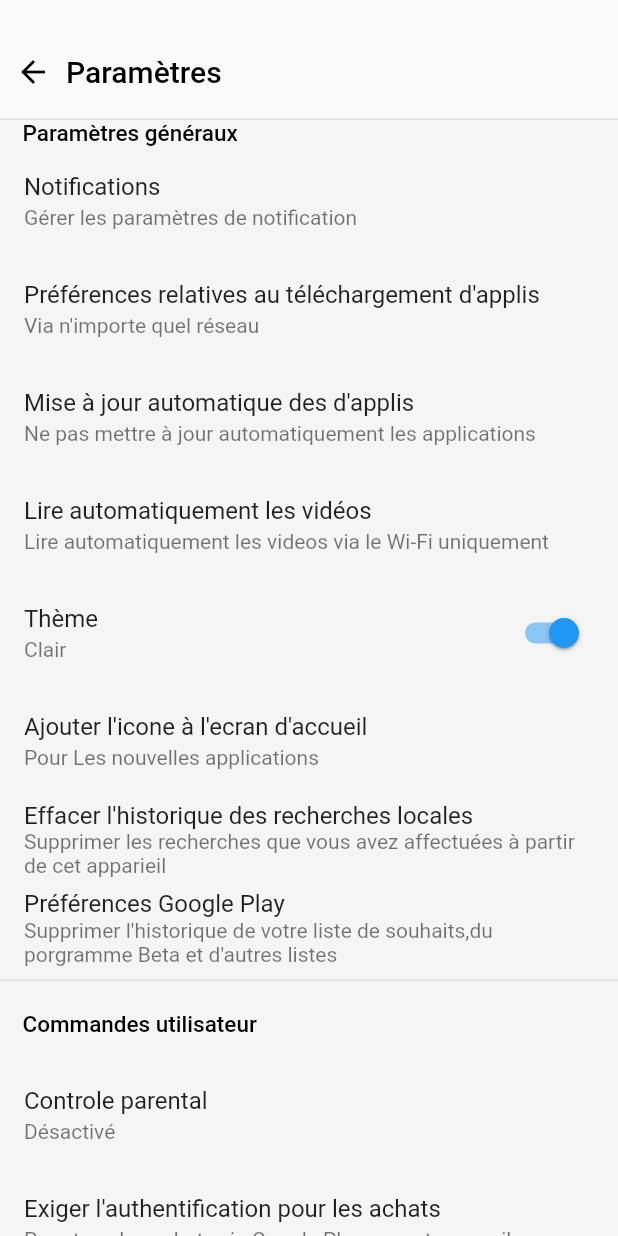
After one commit to ab3masta/flutter_settings_app, a Flutter app: the screen it shows after launch, after a tap on "Play store", on a phone screen of 412 x 824 dp. The commit adds this screen. Run offline on Flutter 3.47's test engine with Material 2 defaults, Android fonts, the phone set to English and light mode, and no system bars.

Commit message:
create play store settings page and listing all setiings without onclick function

```diff
--- a/lib/homePage.dart
+++ b/lib/homePage.dart
@@ -1,5 +1,6 @@
 import 'package:flutter/material.dart';
 import 'package:flutter_settings_app/model/settingsExemple.dart';
+import 'package:flutter_settings_app/playStoreSettingsPage.dart';
 
 class HomePage extends StatefulWidget {
   @override
@@ -107,7 +108,11 @@ class _HomePageState extends State<HomePage> {
                                 settingsExampleList.settingsExample.length,
                             itemBuilder: (context, index) {
                               return InkWell(
-                                onTap: () {},
+                                onTap: () {
+                                  Navigator.of(context).push(MaterialPageRoute(
+                                      builder: (context) =>
+                                          PlayStoreSettingsPage()));
+                                },
                                 child: Container(
                                   width: width,
                                   margin: EdgeInsets.all(5.0),
@@ -140,7 +145,8 @@ class _HomePageState extends State<HomePage> {
                                           margin: EdgeInsets.only(
                                               top: 10.0, bottom: 10, left: 5.0),
                                           child: Image.asset(
-                                            "assets/images/img1.png",
+                                            settingsExampleList
+                                                .settingsExample[index].image,
                                             fit: BoxFit.cover,
                                           ),
                                         ),
--- a/lib/main.dart
+++ b/lib/main.dart
@@ -1,6 +1,7 @@
 import 'package:flutter/material.dart';
 import 'package:flutter_settings_app/homePage.dart';
-import 'package:flutter_settings_app/model/settingsExemple.dart';
+import 'package:flutter/services.dart';
+
 
 void main() => runApp(MyApp());
 
@@ -8,6 +9,10 @@ class MyApp extends StatelessWidget {
   // This widget is the root of your application.
   @override
   Widget build(BuildContext context) {
+     SystemChrome.setPreferredOrientations([
+        DeviceOrientation.portraitUp,
+        DeviceOrientation.portraitDown,
+      ]);
     return MaterialApp(
       title: 'Flutter Demo',
       theme: ThemeData(
--- a/lib/model/settingsExemple.dart
+++ b/lib/model/settingsExemple.dart
@@ -2,9 +2,7 @@ import 'package:flutter/cupertino.dart';
 import 'package:flutter/material.dart';
 
 SettingsExampleList settingsExampleList = SettingsExampleList(settingsExample: [
-  SettingsExample(name: "Classic Leather", image: "assets/images/Item_1.png",nbrOption: 10),
-  SettingsExample(name: "Classic Leather", image: "assets/images/Item_1.png",nbrOption: 10),
-  SettingsExample(name: "Classic Leather", image: "assets/images/Item_1.png",nbrOption: 10),
+  SettingsExample(name: "Play store", image: "assets/images/google-play.png",nbrOption: 10),
 ]);
 
 class SettingsExampleList {
--- /dev/null
+++ b/lib/playStoreSettingsPage.dart
@@ -0,0 +1,176 @@
+import 'package:flutter/material.dart';
+
+class PlayStoreSettingsPage extends StatefulWidget {
+  @override
+  _PlayStoreSettingsPageState createState() => _PlayStoreSettingsPageState();
+}
+
+class _PlayStoreSettingsPageState extends State<PlayStoreSettingsPage> {
+  double width, height;
+  bool _switchTheme = true;
+  @override
+  Widget build(BuildContext context) {
+    width = MediaQuery.of(context).size.width;
+    height = MediaQuery.of(context).size.height;
+    return Scaffold(
+      body: Container(
+        width: width,
+        height: height,
+        child: Column(
+          children: <Widget>[
+            Container(
+              padding: EdgeInsets.only(top: 17.0, left: 10.0),
+              width: width,
+              height: 80,
+              decoration: BoxDecoration(
+                  border: Border(bottom: BorderSide(color: Colors.grey[300]))),
+              child: Center(
+                child: Row(children: <Widget>[
+                  Icon(Icons.arrow_back, color: Colors.black),
+                  SizedBox(
+                    width: 10.0,
+                  ),
+                  Text('Paramètres',
+                      style: TextStyle(
+                          fontSize: 20.0,
+                          color: Colors.black,
+                          fontWeight: FontWeight.w500))
+                ]),
+              ),
+            ),
+            Container(
+              width: width,
+              height: height - 80,
+              color: Colors.grey[100],
+              child: ListView(
+                children: <Widget>[
+                  Padding(
+                    padding: const EdgeInsets.only(left: 15.0),
+                    child: Text("Paramètres généraux",
+                        style: TextStyle(
+                            fontSize: 15.0,
+                            color: Colors.black,
+                            fontWeight: FontWeight.w500)),
+                  ),
+                  ListTile(
+                    title: Text("Notifications"),
+                    subtitle: Text("Gérer les paramètres de notification"),
+                  ),
+                  ListTile(
+                    title: Text(
+                        "Préférences relatives au téléchargement d'applis"),
+                    subtitle: Text("Via n'importe quel réseau"),
+                  ),
+                  ListTile(
+                    title: Text("Mise à jour automatique des d'applis"),
+                    subtitle: Text(
+                        "Ne pas mettre à jour automatiquement les applications"),
+                  ),
+                  ListTile(
+                    title: Text("Lire automatiquement les vidéos"),
+                    subtitle: Text(
+                        "Lire automatiquement les videos via le Wi-Fi uniquement"),
+                  ),
+                  ListTile(
+                    title: Text("Thème"),
+                    subtitle: Text("Clair"),
+                    trailing: Switch(
+                        value: this._switchTheme,
+                        onChanged: (bool value) {
+                          setState(() {
+                            this._switchTheme = value;
+                          });
+                        }),
+                  ),
+                  ListTile(
+                    title: Text("Ajouter l'icone à l'ecran d'accueil"),
+                    subtitle: Text("Pour Les nouvelles applications"),
+                  ),
+                  ListTile(
+                    title: Text("Effacer l'historique des recherches locales"),
+                    subtitle: Text(
+                        "Supprimer les recherches que vous avez affectuées à partir de cet apparieil"),
+                  ),
+                  ListTile(
+                    title: Text("Préférences Google Play"),
+                    subtitle: Text(
+                        "Supprimer l'historique de votre liste de souhaits,du porgramme Beta et d'autres listes"),
+                  ),
+                  SizedBox(
+                    height: 5.0,
+                  ),
+                  Container(
+                    padding: EdgeInsets.all(50.0),
+                    width: double.infinity,
+                    height: 1,
+                    color: Colors.grey[300],
+                  ),
+                  SizedBox(
+                    height: 5.0,
+                  ),
+                  Padding(
+                    padding: const EdgeInsets.only(
+                        left: 15.0, bottom: 15.0, top: 15.0),
+                    child: Text("Commandes utilisateur",
+                        style: TextStyle(
+                            fontSize: 15.0,
+                            color: Colors.black,
+                            fontWeight: FontWeight.w500)),
+                  ),
+                  ListTile(
+                    title: Text("Controle parental"),
+                    subtitle: Text("Désactivé"),
+                  ),
+                  ListTile(
+                    title: Text("Exiger l'authentification pour les achats"),
+                    subtitle: Text(
+                        "Pour tous les achats via Google Play sur cet appareil"),
+                  ),
+                  ListTile(
+                    title: Text("Google Play Instant"),
+                    subtitle: Text(
+                        "Utiliser des applications et des jeux sans avoir à les installer"),
+                  ),
+                  SizedBox(
+                    height: 5.0,
+                  ),
+                  Container(
+                    padding: EdgeInsets.all(50.0),
+                    width: double.infinity,
+                    height: 1,
+                    color: Colors.grey[300],
+                  ),
+                  SizedBox(
+                    height: 5.0,
+                  ),
+                  Padding(
+                    padding: const EdgeInsets.only(
+                        left: 15.0, bottom: 15.0, top: 15.0),
+                    child: Text("A propos",
+                        style: TextStyle(
+                            fontSize: 15.0,
+                            color: Colors.black,
+                            fontWeight: FontWeight.w500)),
+                  ),
+                  ListTile(
+                    title: Text("Licences Open Source"),
+                    subtitle: Text(
+                        "Informations sur la licence pour les logiciels Open Source"),
+                  ),
+                  ListTile(
+                    title: Text("Version de Play Store"),
+                    subtitle: Text("Version : 20.7.16-all [0] [PR] 317546459"),
+                  ),
+                  ListTile(
+                    title: Text("Certification Play Protect"),
+                    subtitle: Text("L'appareil est certifié"),
+                  ),
+                ],
+              ),
+            )
+          ],
+        ),
+      ),
+    );
+  }
+}
```
Also changed, not shown: assets/images/google-play.png (added).
